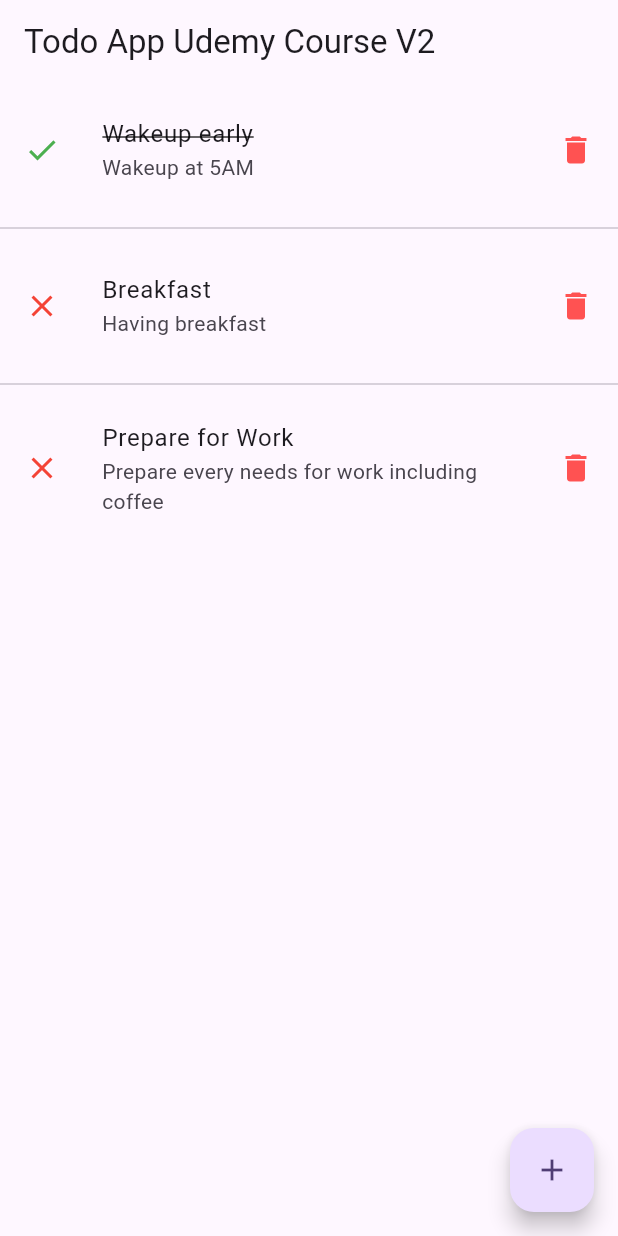
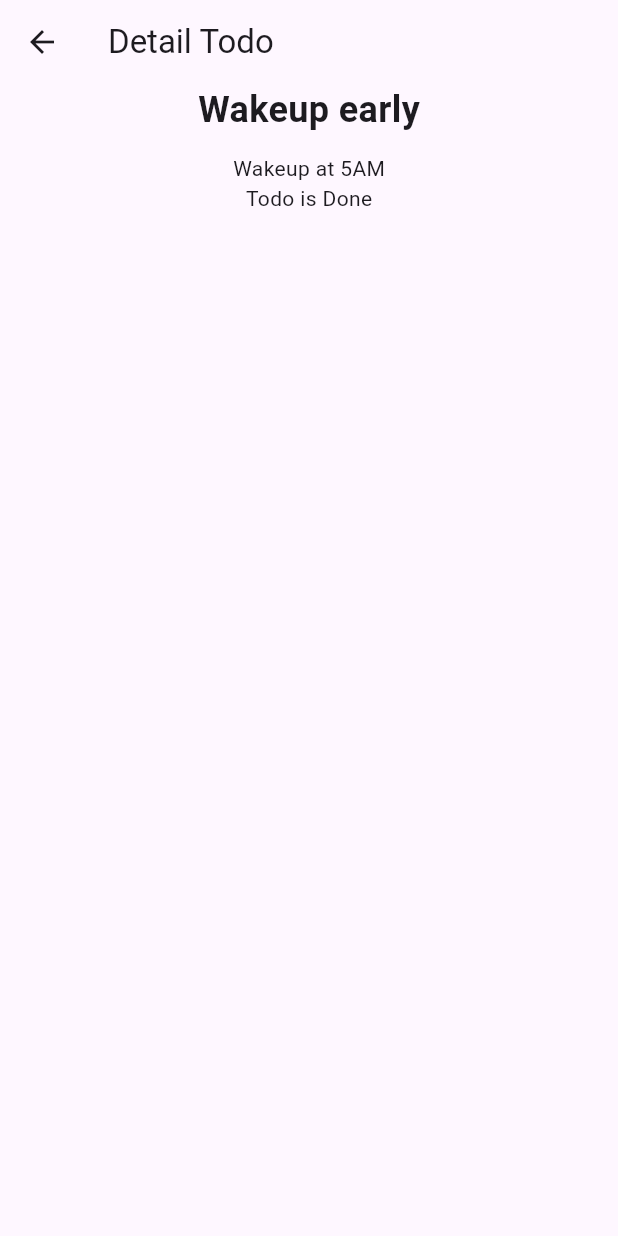
Before and after one commit to Kamil-Malik/todo-flutter, a Flutter app: the screen it shows after launch, after a tap on the "close" icon, after a tap on "Wakeup early", on a phone screen of 412 x 824 dp. Run offline on Flutter 3.47's test engine with Material 2 defaults, Android fonts, the phone set to English and light mode, and no system bars.

Commit message:
Finished V3

```diff
--- /dev/null
+++ b/lib/ui/detail_screen.dart
@@ -0,0 +1,32 @@
+import 'package:flutter/material.dart';
+import 'package:todoapp/model/todos_model.dart';
+
+class DetailScreen extends StatelessWidget {
+  const DetailScreen({Key? key, required this.todo}) : super(key: key);
+
+  final Todo todo;
+
+  @override
+  Widget build(BuildContext context) {
+    return Scaffold(
+      appBar: AppBar(
+        title: const Text('Detail Todo'),
+      ),
+      body: Center(
+        child: Column(
+          children: [
+            Text(
+              todo.todoTitle,
+              style: const TextStyle(fontSize: 24, fontWeight: FontWeight.bold),
+            ),
+            const SizedBox(
+              height: 12,
+            ),
+            Text(todo.todoSubtitle),
+            Text('Todo is ${todo.todoStatus ? 'Done' : 'In Progress'}')
+          ],
+        ),
+      ),
+    );
+  }
+}
--- a/lib/ui/home.dart
+++ b/lib/ui/home.dart
@@ -1,4 +1,5 @@
 import 'package:flutter/material.dart';
+import 'package:todoapp/ui/detail_screen.dart';
 
 import '../model/todos_model.dart';
 
@@ -28,6 +29,8 @@ class _MyHomePageState extends State<MyHomePage> {
           return AlertDialog(
             title: const Text('Add new Todo'),
             content: IntrinsicHeight(
+                child: SizedBox(
+              width: double.maxFinite,
               child: Column(
                 children: [
                   TextField(
@@ -52,7 +55,7 @@ class _MyHomePageState extends State<MyHomePage> {
                   )
                 ],
               ),
-            ),
+            )),
             actions: [
               Row(
                 crossAxisAlignment: CrossAxisAlignment.center,
@@ -93,7 +96,7 @@ class _MyHomePageState extends State<MyHomePage> {
   Widget build(BuildContext context) {
     return Scaffold(
       appBar: AppBar(
-        title: const Text('Todo App Udemy Course V2'),
+        title: const Text('Todo App Udemy Course V3'),
       ),
       body: ListView.separated(
         itemCount: _todos.length,
@@ -106,10 +109,6 @@ class _MyHomePageState extends State<MyHomePage> {
                     decoration:
                         todo.todoStatus ? TextDecoration.lineThrough : null,
                     decorationColor: Colors.black)),
-            subtitle: Text(
-              todo.todoSubtitle,
-              softWrap: true,
-            ),
             leading: IconButton(
               tooltip: 'Todo Status',
               icon: Icon(todo.todoStatus ? Icons.check : Icons.close,
@@ -128,7 +127,14 @@ class _MyHomePageState extends State<MyHomePage> {
                 _todos.remove(todo);
               }),
             ),
-            onTap: () {},
+            onTap: () {
+              Navigator.push(
+                  context,
+                  MaterialPageRoute(
+                      builder: (context) => DetailScreen(
+                            todo: todo,
+                          )));
+            },
             contentPadding: const EdgeInsets.fromLTRB(4, 8, 4, 8),
           );
         },
```
